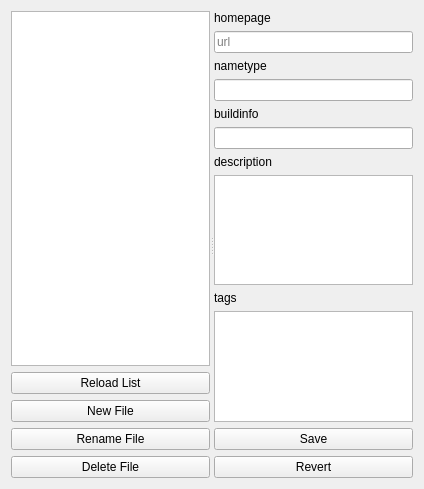
The window that org/wayround/aipsetup/ui/info_edit.ui (AnimusPEXUS/wayround_i2p_aipsetup) describes before a commit, drawn with Qt 5.
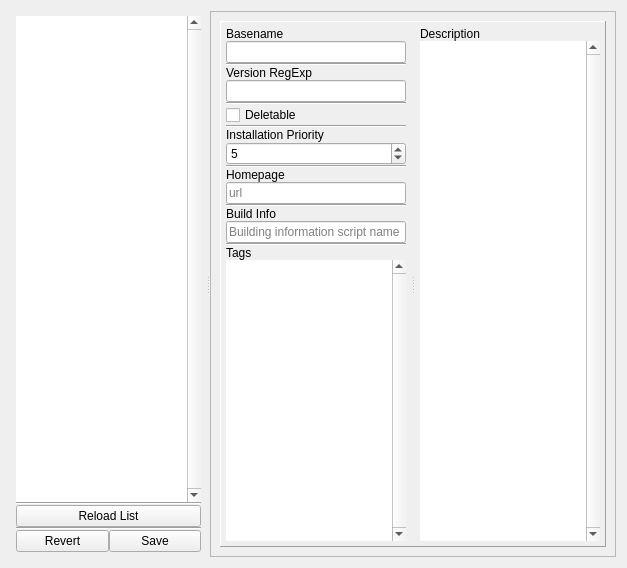
The same window after the commit.

Commit message: improvements to package info, info editor, indexings

```diff
--- a/org/wayround/aipsetup/ui/info_edit.ui
+++ b/org/wayround/aipsetup/ui/info_edit.ui
@@ -6,21 +6,54 @@
    <rect>
     <x>0</x>
     <y>0</y>
-    <width>424</width>
-    <height>489</height>
+    <width>627</width>
+    <height>568</height>
    </rect>
   </property>
+  <property name="sizePolicy">
+   <sizepolicy hsizetype="Preferred" vsizetype="Preferred">
+    <horstretch>0</horstretch>
+    <verstretch>0</verstretch>
+   </sizepolicy>
+  </property>
   <property name="windowTitle">
    <string>Form</string>
   </property>
-  <layout class="QVBoxLayout" name="verticalLayout">
+  <layout class="QHBoxLayout" name="horizontalLayout_3">
    <item>
     <widget class="QSplitter" name="splitter">
+     <property name="enabled">
+      <bool>true</bool>
+     </property>
+     <property name="sizePolicy">
+      <sizepolicy hsizetype="Preferred" vsizetype="MinimumExpanding">
+       <horstretch>0</horstretch>
+       <verstretch>0</verstretch>
+      </sizepolicy>
+     </property>
+     <property name="maximumSize">
+      <size>
+       <width>16777215</width>
+       <height>16777215</height>
+      </size>
+     </property>
+     <property name="autoFillBackground">
+      <bool>false</bool>
+     </property>
+     <property name="frameShape">
+      <enum>QFrame::NoFrame</enum>
+     </property>
      <property name="orientation">
       <enum>Qt::Horizontal</enum>
      </property>
-     <widget class="QWidget" name="">
+     <widget class="QWidget" name="layoutWidget">
       <layout class="QVBoxLayout" name="verticalLayout_6">
+       <property name="spacing">
+        <number>0</number>
+       </property>
+       <property name="margin">
+        <number>5</number>
+       </property>
        <item>
         <widget class="QListWidget" name="listWidget">
          <property name="sizePolicy">
@@ -44,6 +77,19 @@
          <property name="focusPolicy">
           <enum>Qt::WheelFocus</enum>
          </property>
+         <property name="frameShape">
+          <enum>QFrame::NoFrame</enum>
+         </property>
+         <property name="verticalScrollBarPolicy">
+          <enum>Qt::ScrollBarAlwaysOn</enum>
+         </property>
+        </widget>
+       </item>
+       <item>
+        <widget class="Line" name="line_7">
+         <property name="orientation">
+          <enum>Qt::Horizontal</enum>
+         </property>
         </widget>
        </item>
        <item>
@@ -57,34 +103,135 @@
         </widget>
        </item>
        <item>
-        <widget class="QPushButton" name="pushButton_3">
-         <property name="text">
-          <string>New File</string>
+        <widget class="Line" name="line_8">
+         <property name="orientation">
+          <enum>Qt::Horizontal</enum>
          </property>
         </widget>
        </item>
        <item>
-        <widget class="QPushButton" name="pushButton">
+        <layout class="QHBoxLayout" name="horizontalLayout">
+         <property name="spacing">
+          <number>0</number>
+         </property>
+         <item>
+          <widget class="QPushButton" name="pushButton_6">
          <property name="text">
-          <string>Rename File</string>
+            <string>Revert</string>
          </property>
         </widget>
        </item>
        <item>
-        <widget class="QPushButton" name="pushButton_4">
+          <widget class="QPushButton" name="pushButton_5">
          <property name="text">
-          <string>Delete File</string>
+            <string>Save</string>
          </property>
         </widget>
        </item>
       </layout>
+       </item>
+      </layout>
      </widget>
-     <widget class="QWidget" name="">
+     <widget class="QFrame" name="horizontalFrame_2">
+      <property name="frameShape">
+       <enum>QFrame::StyledPanel</enum>
+      </property>
+      <layout class="QHBoxLayout" name="horizontalLayout_2">
+       <item>
+        <widget class="QSplitter" name="splitter_2">
+         <property name="frameShape">
+          <enum>QFrame::Panel</enum>
+         </property>
+         <property name="frameShadow">
+          <enum>QFrame::Raised</enum>
+         </property>
+         <property name="orientation">
+          <enum>Qt::Horizontal</enum>
+         </property>
+         <widget class="QWidget" name="layoutWidget">
       <layout class="QVBoxLayout" name="verticalLayout_4">
+           <property name="spacing">
+            <number>0</number>
+           </property>
+           <property name="margin">
+            <number>5</number>
+           </property>
+           <item>
+            <widget class="QLabel" name="label_5">
+             <property name="text">
+              <string>Basename</string>
+             </property>
+            </widget>
+           </item>
+           <item>
+            <widget class="QLineEdit" name="lineEdit_2"/>
+           </item>
+           <item>
+            <widget class="Line" name="line_9">
+             <property name="orientation">
+              <enum>Qt::Horizontal</enum>
+             </property>
+            </widget>
+           </item>
+           <item>
+            <widget class="QLabel" name="label_4">
+             <property name="text">
+              <string>Version RegExp</string>
+             </property>
+            </widget>
+           </item>
+           <item>
+            <widget class="QLineEdit" name="lineEdit_4"/>
+           </item>
+           <item>
+            <widget class="Line" name="line_6">
+             <property name="orientation">
+              <enum>Qt::Horizontal</enum>
+             </property>
+            </widget>
+           </item>
+           <item>
+            <widget class="QCheckBox" name="checkBox">
+             <property name="text">
+              <string>Deletable</string>
+             </property>
+            </widget>
+           </item>
+           <item>
+            <widget class="Line" name="line_2">
+             <property name="orientation">
+              <enum>Qt::Horizontal</enum>
+             </property>
+            </widget>
+           </item>
+           <item>
+            <widget class="QLabel" name="label_3">
+             <property name="text">
+              <string>Installation Priority</string>
+             </property>
+            </widget>
+           </item>
+           <item>
+            <widget class="QSpinBox" name="spinBox">
+             <property name="maximum">
+              <number>9</number>
+             </property>
+             <property name="value">
+              <number>5</number>
+             </property>
+            </widget>
+           </item>
+           <item>
+            <widget class="Line" name="line">
+             <property name="orientation">
+              <enum>Qt::Horizontal</enum>
+             </property>
+            </widget>
+           </item>
        <item>
         <widget class="QLabel" name="label">
          <property name="text">
-          <string>homepage</string>
+              <string>Homepage</string>
          </property>
         </widget>
        </item>
@@ -102,57 +249,81 @@
         </widget>
        </item>
        <item>
-        <widget class="QLabel" name="label_5">
-         <property name="text">
-          <string>nametype</string>
+            <widget class="Line" name="line_3">
+             <property name="orientation">
+              <enum>Qt::Horizontal</enum>
          </property>
         </widget>
        </item>
-       <item>
-        <widget class="QLineEdit" name="lineEdit_2"/>
-       </item>
        <item>
         <widget class="QLabel" name="label_7">
          <property name="text">
-          <string>buildinfo</string>
+              <string>Build Info</string>
          </property>
         </widget>
        </item>
        <item>
-        <widget class="QLineEdit" name="lineEdit_3"/>
-       </item>
-       <item>
-        <widget class="QLabel" name="label_2">
-         <property name="text">
-          <string>description</string>
+            <widget class="QLineEdit" name="lineEdit_3">
+             <property name="placeholderText">
+              <string>Building information script name</string>
          </property>
         </widget>
        </item>
        <item>
-        <widget class="QPlainTextEdit" name="plainTextEdit"/>
+            <widget class="Line" name="line_4">
+             <property name="orientation">
+              <enum>Qt::Horizontal</enum>
+             </property>
+            </widget>
        </item>
        <item>
         <widget class="QLabel" name="label_6">
          <property name="text">
-          <string>tags</string>
+              <string>Tags</string>
          </property>
         </widget>
        </item>
        <item>
-        <widget class="QPlainTextEdit" name="plainTextEdit_4"/>
-       </item>
+            <widget class="QPlainTextEdit" name="plainTextEdit_4">
+             <property name="frameShape">
+              <enum>QFrame::NoFrame</enum>
+             </property>
+             <property name="verticalScrollBarPolicy">
+              <enum>Qt::ScrollBarAlwaysOn</enum>
+             </property>
+             <property name="plainText">
+              <string/>
+             </property>
+            </widget>
+           </item>
+          </layout>
+         </widget>
+         <widget class="QWidget" name="verticalLayoutWidget">
+          <layout class="QVBoxLayout" name="verticalLayout">
+           <property name="spacing">
+            <number>0</number>
+           </property>
+           <property name="margin">
+            <number>5</number>
+           </property>
        <item>
-        <widget class="QPushButton" name="pushButton_5">
+            <widget class="QLabel" name="label_2">
          <property name="text">
-          <string>Save</string>
+              <string>Description</string>
          </property>
         </widget>
        </item>
        <item>
-        <widget class="QPushButton" name="pushButton_6">
-         <property name="text">
-          <string>Revert</string>
-         </property>
+            <widget class="QPlainTextEdit" name="plainTextEdit">
+             <property name="frameShape">
+              <enum>QFrame::NoFrame</enum>
+             </property>
+             <property name="frameShadow">
+              <enum>QFrame::Sunken</enum>
+             </property>
+             <property name="verticalScrollBarPolicy">
+              <enum>Qt::ScrollBarAlwaysOn</enum>
+             </property>
         </widget>
        </item>
       </layout>
@@ -160,13 +331,10 @@
     </widget>
    </item>
   </layout>
-  <zorder>verticalLayoutWidget_3</zorder>
-  <zorder></zorder>
-  <zorder>splitter</zorder>
-  <zorder>splitter</zorder>
-  <zorder></zorder>
-  <zorder></zorder>
-  <zorder></zorder>
+     </widget>
+    </widget>
+   </item>
+  </layout>
  </widget>
  <resources/>
  <connections/>
```
Lines whose indentation alone changed are shown as unchanged. The commit also changes 6 other files.
